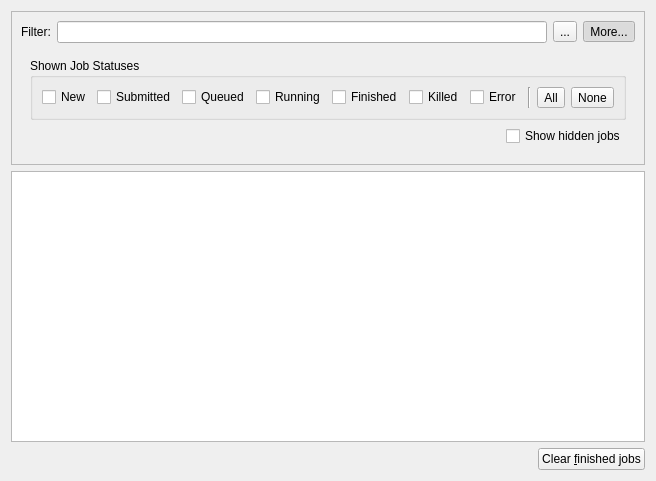
Qt form molequeue/ui/jobtablewidget.ui (OpenChemistry/molequeue) before a commit.
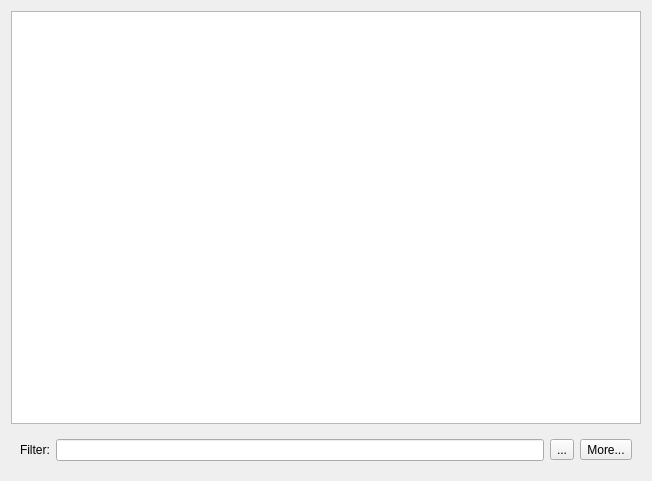
The same form after that commit. Icons and pictures are not drawn. Custom widgets are drawn as their Qt base class.

Commit message:
Split the status filters into a dialog, move filter bar.
* Move filter bar to bottom of job table widget.
* Move status/hidden job filters to a dialog.
* Replace Clear Finished Jobs button with menu action.

The edit to the form file:
```diff
--- a/molequeue/ui/jobtablewidget.ui
+++ b/molequeue/ui/jobtablewidget.ui
@@ -17,22 +17,35 @@
    <item>
     <layout class="QVBoxLayout" name="verticalLayout_4">
      <item>
-      <widget class="QFrame" name="filterBar">
+      <widget class="MoleQueue::JobView" name="table">
        <property name="sizePolicy">
-        <sizepolicy hsizetype="Preferred" vsizetype="Minimum">
+        <sizepolicy hsizetype="Expanding" vsizetype="Expanding">
          <horstretch>0</horstretch>
          <verstretch>0</verstretch>
         </sizepolicy>
        </property>
-       <property name="frameShape">
-        <enum>QFrame::StyledPanel</enum>
+       <property name="contextMenuPolicy">
+        <enum>Qt::DefaultContextMenu</enum>
        </property>
-       <property name="frameShadow">
-        <enum>QFrame::Raised</enum>
+       <property name="selectionMode">
+        <enum>QAbstractItemView::ExtendedSelection</enum>
        </property>
-       <layout class="QVBoxLayout" name="verticalLayout_2">
-        <item>
-         <layout class="QHBoxLayout" name="horizontalLayout_6">
+       <property name="selectionBehavior">
+        <enum>QAbstractItemView::SelectRows</enum>
+       </property>
+      </widget>
+     </item>
+     <item>
+      <layout class="QHBoxLayout" name="horizontalLayout">
+       <item>
+        <widget class="QWidget" name="filterBar" native="true">
+         <property name="sizePolicy">
+          <sizepolicy hsizetype="MinimumExpanding" vsizetype="Preferred">
+           <horstretch>0</horstretch>
+           <verstretch>0</verstretch>
+          </sizepolicy>
+         </property>
+         <layout class="QHBoxLayout">
           <item>
            <widget class="QLabel" name="label">
             <property name="text">
@@ -45,6 +58,12 @@
           </item>
           <item>
            <widget class="QLineEdit" name="filterEdit">
+            <property name="sizePolicy">
+             <sizepolicy hsizetype="MinimumExpanding" vsizetype="Fixed">
+              <horstretch>0</horstretch>
+              <verstretch>0</verstretch>
+             </sizepolicy>
+            </property>
             <property name="toolTip">
              <string>&lt;html&gt;&lt;head/&gt;&lt;body&gt;&lt;p&gt;Filter jobs from the table.&lt;/p&gt;&lt;p&gt;Each whitespace separated term will be used to restrict which jobs are displayed in the job table. Entries in the table that match terms here will be displayed. Terms beginning with '-' will negate the match.&lt;/p&gt;&lt;p&gt;For example, the filter &amp;quot;water -opt&amp;quot; will match a job with the title &amp;quot;Water single point&amp;quot;, but not &amp;quot;Water geometry optimization&amp;quot;. Matches are made against all visible text in the job entry.&lt;/p&gt;&lt;/body&gt;&lt;/html&gt;</string>
             </property>
@@ -71,203 +90,17 @@
              <string>More...</string>
             </property>
             <property name="checkable">
-             <bool>true</bool>
+             <bool>false</bool>
             </property>
             <property name="checked">
-             <bool>true</bool>
+             <bool>false</bool>
             </property>
            </widget>
           </item>
          </layout>
-        </item>
-        <item>
-         <widget class="QFrame" name="moreFilteringFrame">
-          <property name="sizePolicy">
-           <sizepolicy hsizetype="Preferred" vsizetype="Maximum">
-            <horstretch>0</horstretch>
-            <verstretch>0</verstretch>
-           </sizepolicy>
-          </property>
-          <layout class="QVBoxLayout" name="verticalLayout">
-           <item>
-            <widget class="QGroupBox" name="groupBox">
-             <property name="title">
-              <string>Shown Job Statuses</string>
-             </property>
-             <layout class="QHBoxLayout" name="horizontalLayout_2">
-              <item>
-               <widget class="QCheckBox" name="filterStatusNew">
-                <property name="text">
-                 <string>New</string>
-                </property>
-               </widget>
-              </item>
-              <item>
-               <widget class="QCheckBox" name="filterStatusSubmitted">
-                <property name="text">
-                 <string>Submitted</string>
-                </property>
-               </widget>
-              </item>
-              <item>
-               <widget class="QCheckBox" name="filterStatusQueued">
-                <property name="text">
-                 <string>Queued</string>
-                </property>
-               </widget>
-              </item>
-              <item>
-               <widget class="QCheckBox" name="filterStatusRunning">
-                <property name="text">
-                 <string>Running</string>
-                </property>
-               </widget>
-              </item>
-              <item>
-               <widget class="QCheckBox" name="filterStatusFinished">
-                <property name="text">
-                 <string>Finished</string>
-                </property>
-               </widget>
-              </item>
-              <item>
-               <widget class="QCheckBox" name="filterStatusKilled">
-                <property name="text">
-                 <string>Killed</string>
-                </property>
-               </widget>
-              </item>
-              <item>
-               <widget class="QCheckBox" name="filterStatusError">
-                <property name="text">
-                 <string>Error</string>
-                </property>
-               </widget>
-              </item>
-              <item>
-               <spacer name="horizontalSpacer_2">
-                <property name="orientation">
-                 <enum>Qt::Horizontal</enum>
-                </property>
-                <property name="sizeHint" stdset="0">
-                 <size>
-                  <width>40</width>
-                  <height>20</height>
-                 </size>
-                </property>
-               </spacer>
-              </item>
-              <item>
-               <widget class="Line" name="line">
-                <property name="orientation">
-                 <enum>Qt::Vertical</enum>
-                </property>
-               </widget>
-              </item>
-              <item>
-               <widget class="QToolButton" name="filterStatusAll">
-                <property name="sizePolicy">
-                 <sizepolicy hsizetype="Minimum" vsizetype="Fixed">
-                  <horstretch>0</horstretch>
-                  <verstretch>0</verstretch>
-                 </sizepolicy>
-                </property>
-                <property name="text">
-                 <string>All</string>
-                </property>
-               </widget>
-              </item>
-              <item>
-               <widget class="QToolButton" name="filterStatusNone">
-                <property name="sizePolicy">
-                 <sizepolicy hsizetype="Minimum" vsizetype="Fixed">
-                  <horstretch>0</horstretch>
-                  <verstretch>0</verstretch>
-                 </sizepolicy>
-                </property>
-                <property name="text">
-                 <string>None</string>
-                </property>
-               </widget>
-              </item>
-             </layout>
-            </widget>
-           </item>
-           <item>
-            <layout class="QHBoxLayout" name="horizontalLayout">
-             <item>
-              <spacer name="horizontalSpacer_3">
-               <property name="orientation">
-                <enum>Qt::Horizontal</enum>
-               </property>
-               <property name="sizeHint" stdset="0">
-                <size>
-                 <width>40</width>
-                 <height>20</height>
-                </size>
-               </property>
-              </spacer>
-             </item>
-             <item>
-              <widget class="QCheckBox" name="filterShowHidden">
-               <property name="toolTip">
-                <string>&lt;html&gt;&lt;head/&gt;&lt;body&gt;&lt;p&gt;Toggle whether hidden jobs are displayed.&lt;/p&gt;&lt;p&gt;Clients that submit large numbers of automated jobs may wish to hide them from the default job view by setting the &amp;quot;hideFromGui&amp;quot; flag. This overrides the client request and includes such jobs in the table. &lt;/p&gt;&lt;/body&gt;&lt;/html&gt;</string>
-               </property>
-               <property name="text">
-                <string>Show hidden jobs</string>
-               </property>
-              </widget>
-             </item>
-            </layout>
-           </item>
-          </layout>
-         </widget>
-        </item>
-       </layout>
-      </widget>
-     </item>
-     <item>
-      <widget class="MoleQueue::JobView" name="table">
-       <property name="sizePolicy">
-        <sizepolicy hsizetype="Expanding" vsizetype="Expanding">
-         <horstretch>0</horstretch>
-         <verstretch>0</verstretch>
-        </sizepolicy>
-       </property>
-       <property name="contextMenuPolicy">
-        <enum>Qt::DefaultContextMenu</enum>
-       </property>
-       <property name="selectionMode">
-        <enum>QAbstractItemView::ExtendedSelection</enum>
-       </property>
-       <property name="selectionBehavior">
-        <enum>QAbstractItemView::SelectRows</enum>
-       </property>
-      </widget>
-     </item>
-    </layout>
-   </item>
-   <item>
-    <layout class="QHBoxLayout" name="horizontalLayout_4">
-     <item>
-      <spacer name="horizontalSpacer">
-       <property name="orientation">
-        <enum>Qt::Horizontal</enum>
-       </property>
-       <property name="sizeHint" stdset="0">
-        <size>
-         <width>40</width>
-         <height>20</height>
-        </size>
-       </property>
-      </spacer>
-     </item>
-     <item>
-      <widget class="QPushButton" name="push_clearFinished">
-       <property name="text">
-        <string>Clear &amp;finished jobs</string>
-       </property>
-      </widget>
+        </widget>
+       </item>
+      </layout>
      </item>
     </layout>
    </item>
```
Left out of the diff: 28 changed lines with no effect on the pictures. The commit also changes 11 other files.
